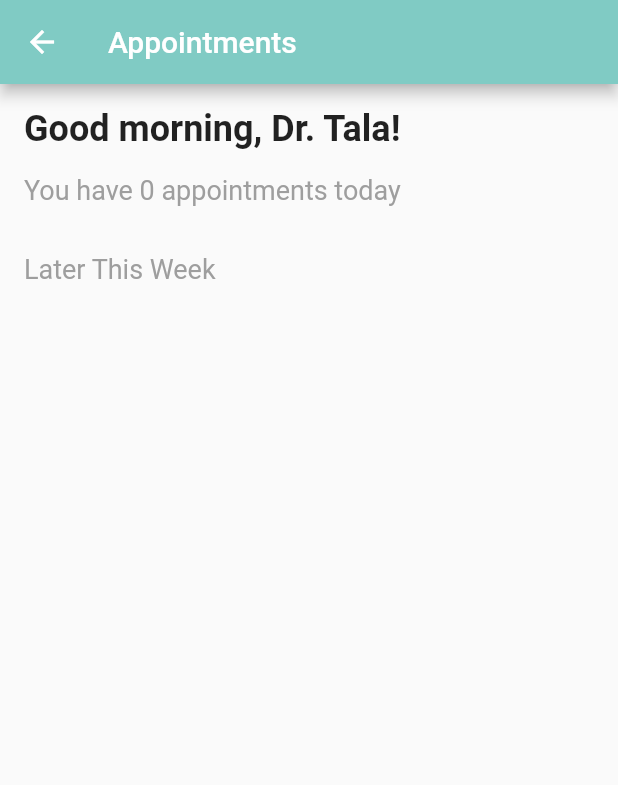
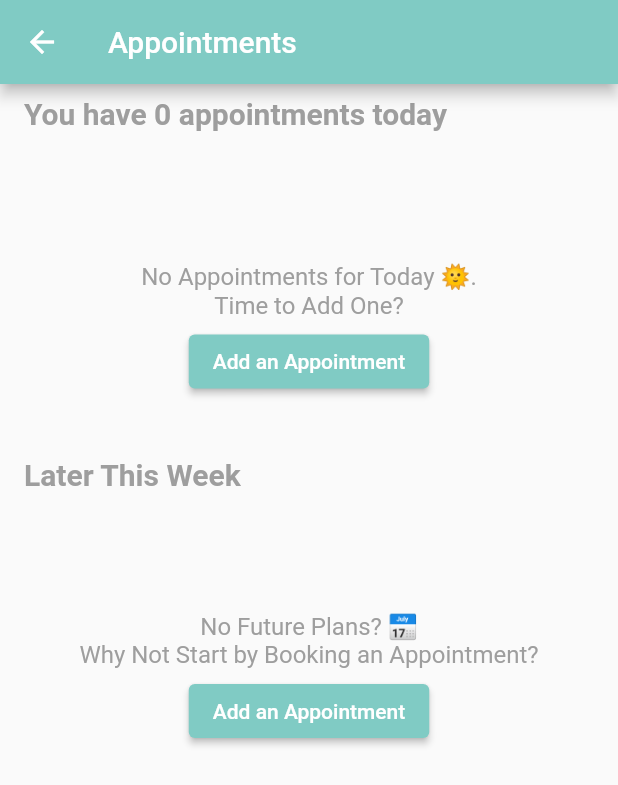
Before and after one commit to ahmedBassell/omnident, a Flutter app: the AppointmentsScreen screen opened directly, on a phone screen of 412 x 824 dp. Shown: the top 785 px of the screen. Run offline on Flutter 3.47's test engine with Material 2 defaults, Android fonts, the phone set to English and light mode, and no system bars; our stand-ins replace date_time_picker, dotted_border, drift, get_it, image_picker; missing offline and left inert: drift_dev; accounts and stored records are empty; generated files the repository leaves out were written again.

Commit message:
Appointments empty state

```diff
--- a/lib/appointments/screens/appointments_screen.dart
+++ b/lib/appointments/screens/appointments_screen.dart
@@ -5,6 +5,8 @@ import 'package:get_it/get_it.dart';
 import 'package:intl/intl.dart';
 import 'package:omni_dent/appointments/widgets/appointment_list_item.dart';
 import 'package:omni_dent/core/services/appointments_service.dart';
+import 'package:omni_dent/core/services/empty_states_service.dart';
+import 'package:omni_dent/core/widgets/appointment_creation_form.dart';
 
 class AppointmentsScreen extends StatefulWidget {
   final String doctorName = "Tala";
@@ -16,12 +18,15 @@ class AppointmentsScreen extends StatefulWidget {
 class _AppointmentsScreenState extends State<AppointmentsScreen> {
   AppointmentsService get _appointmentsService =>
       GetIt.I<AppointmentsService>();
+  EmptyStatesService get _emptyStatesService => GetIt.I<EmptyStatesService>();
   late List<AppointmentWithPatient> _todayAppointments = [];
   late List<AppointmentWithPatient> _laterThisWeekAppointments = [];
   late StreamSubscription<List<AppointmentWithPatient>>
       _todayAppointmentsSubscription;
   late StreamSubscription<List<AppointmentWithPatient>>
       _laterAppointmentsSubscription;
+  String _todayEmptyStateCopy = "";
+  String _weekEmptyStateCopy = "";
 
   @override
   void initState() {
@@ -38,6 +43,13 @@ class _AppointmentsScreenState extends State<AppointmentsScreen> {
       setState(() {
         _laterThisWeekAppointments = data;
       });
+    });
+
+    setState(() {
+      _todayEmptyStateCopy =
+          _emptyStatesService.generateTodayAppointmentsEmptyState();
+      _weekEmptyStateCopy =
+          _emptyStatesService.generateWeekAppointmentsEmptyState();
     });
   }
 
@@ -58,28 +70,31 @@ class _AppointmentsScreenState extends State<AppointmentsScreen> {
         child: Column(
           crossAxisAlignment: CrossAxisAlignment.start,
           children: [
-            Padding(
-              padding: const EdgeInsets.all(16.0),
-              child: Text(
-                'Good morning, Dr. ${widget.doctorName}!',
-                style: TextStyle(
-                  fontSize: 24.0,
-                  fontWeight: FontWeight.bold,
-                ),
-              ),
-            ),
+            // Padding(
+            //   padding: const EdgeInsets.all(16.0),
+            //   child: Text(
+            //     'Good morning, Dr. ${widget.doctorName}!',
+            //     style: TextStyle(
+            //       fontSize: 24.0,
+            //       fontWeight: FontWeight.bold,
+            //     ),
+            //   ),
+            // ),
+            SizedBox(height: 8.0),
             Padding(
               padding: const EdgeInsets.symmetric(horizontal: 16.0),
               child: Text(
                 'You have ${_todayAppointments.length} appointments today',
                 style: TextStyle(
-                  fontSize: 18.0,
+                  fontSize: 20.0,
+                  fontWeight: FontWeight.bold,
                   color: Colors.grey,
                 ),
               ),
             ),
             SizedBox(height: 8.0),
-            ListView.builder(
+            _todayAppointments.isNotEmpty
+                ? ListView.builder(
                     shrinkWrap: true,
                     physics: NeverScrollableScrollPhysics(),
                     itemCount: _todayAppointments.length,
@@ -89,6 +104,32 @@ class _AppointmentsScreenState extends State<AppointmentsScreen> {
                         index: index,
                       );
                     },
+                  )
+                : Column(
+                    children: [
+                      SizedBox(height: 64.0),
+                      Center(
+                        child: Padding(
+                          padding:
+                              const EdgeInsets.fromLTRB(16.0, 16.0, 16.0, 4.0),
+                          child: Text(
+                            _todayEmptyStateCopy,
+                            textAlign: TextAlign.center,
+                            style: TextStyle(
+                              fontSize: 16.0,
+                              color: Colors.grey,
+                            ),
+                          ),
+                        ),
+                      ),
+                      ElevatedButton(
+                        onPressed: () {
+                          _openAppointmentForm();
+                        },
+                        child: Text('Add an Appointment'),
+                      ),
+                      SizedBox(height: 16.0),
+                    ],
                   ),
             SizedBox(height: 24.0),
             Padding(
@@ -96,20 +137,22 @@ class _AppointmentsScreenState extends State<AppointmentsScreen> {
               child: Text(
                 'Later This Week',
                 style: TextStyle(
-                  fontSize: 18.0,
+                  fontSize: 20.0,
+                  fontWeight: FontWeight.bold,
                   color: Colors.grey,
                 ),
               ),
             ),
-            ListView.builder(
+            _laterThisWeekAppointments.isNotEmpty
+                ? ListView.builder(
                     shrinkWrap: true,
                     physics: NeverScrollableScrollPhysics(),
                     itemCount: _laterThisWeekAppointments.length,
                     itemBuilder: (context, index) {
                       final appointment =
                           _laterThisWeekAppointments[index].appointment;
-                final formattedDate =
-                    DateFormat('E, MMM d, y').format(appointment.dateTimeFrom);
+                      final formattedDate = DateFormat('E, MMM d, y')
+                          .format(appointment.dateTimeFrom);
                       if (index == 0 ||
                           appointment.dateTimeFrom.day !=
                               _laterThisWeekAppointments[index - 1]
@@ -127,7 +170,8 @@ class _AppointmentsScreenState extends State<AppointmentsScreen> {
                                     fontSize: 16.0,
                                     color: Colors.grey,
                                   ),
-                        )),
+                                ),
+                              ),
                             ),
                             AppointmentListItem(
                                 item: _laterThisWeekAppointments[index],
@@ -141,6 +185,32 @@ class _AppointmentsScreenState extends State<AppointmentsScreen> {
                         );
                       }
                     },
+                  )
+                : Column(
+                    children: [
+                      SizedBox(height: 64.0),
+                      Center(
+                        child: Padding(
+                          padding:
+                              const EdgeInsets.fromLTRB(16.0, 16.0, 16.0, 4.0),
+                          child: Text(
+                            _weekEmptyStateCopy,
+                            textAlign: TextAlign.center,
+                            style: TextStyle(
+                              fontSize: 16.0,
+                              color: Colors.grey,
+                            ),
+                          ),
+                        ),
+                      ),
+                      ElevatedButton(
+                        onPressed: () {
+                          _openAppointmentForm();
+                        },
+                        child: Text('Add an Appointment'),
+                      ),
+                      SizedBox(height: 16.0),
+                    ],
                   ),
             SizedBox(height: 24.0),
           ],
@@ -148,4 +218,19 @@ class _AppointmentsScreenState extends State<AppointmentsScreen> {
       ),
     );
   }
+
+  Future<void> _openAppointmentForm() {
+    return showModalBottomSheet(
+      context: context,
+      builder: (BuildContext context) {
+        return SingleChildScrollView(
+            padding: EdgeInsets.fromLTRB(
+                8.0, 8.0, 8.0, MediaQuery.of(context).viewInsets.bottom),
+            child: Column(
+                mainAxisAlignment: MainAxisAlignment.start,
+                mainAxisSize: MainAxisSize.min,
+                children: <Widget>[AppointmentCreationForm()]));
+      },
+    ).whenComplete(() {});
   }
+}
--- a/lib/core/services/empty_states_service.dart
+++ b/lib/core/services/empty_states_service.dart
@@ -7,9 +7,25 @@ class EmptyStatesService {
     "All tools are in place ... for now 😉"
   ];
 
-  List<String> patientssEmptyStateSentences = [
+  List<String> patientsEmptyStateSentences = [
     "All patients are keeping doctors away today! 🍏 \nAdd a patient to keep doctors busy! 😄",
     "Patients are as rare as doctors on vacation! 🏖️ \nAdd a patient to liven things up! 😁",
+  ];
+
+  List<String> todayAppointmentsEmptyStateSentences = [
+    "Today's Schedule is Clear 📅. \nBook an Appointment?",
+    "No Appointments for Today 🌞. \nTime to Add One?",
+    "Today's a Blank Canvas 🎨. \nAdd an Appointment to Color Your Day!",
+    "Clear Schedule, Full Potential! 💪 \nWhy Not Add an Appointment?"
+  ];
+
+  List<String> weekAppointmentsEmptyStateSentences = [
+    "Your Weekly Calendar awaiting Adventures 🌟. \nBegin with an Appointment!",
+    "No Future Plans? 📅 \nWhy Not Start by Booking an Appointment?",
+    "Missing Appointments This week ⌛. \nTime to Fill the Gaps!",
+    "This Week is like The Quiet Before the Storm 🌩️. \nMake It Thunder with an Appointment!",
+    "This Week's Schedule is as Empty as a Desert 🌵. \nSpice It Up with an Appointment!",
+    "Upcoming Appointments: Zero 📉. \nTime to Refill the Fun Meter!"
   ];
 
   String generateInstrumentsEmptyState() {
@@ -18,7 +34,17 @@ class EmptyStatesService {
   }
 
   String generatePatientsEmptyState() {
-    patientssEmptyStateSentences.shuffle();
-    return patientssEmptyStateSentences.first;
+    patientsEmptyStateSentences.shuffle();
+    return patientsEmptyStateSentences.first;
+  }
+
+  String generateTodayAppointmentsEmptyState() {
+    todayAppointmentsEmptyStateSentences.shuffle();
+    return todayAppointmentsEmptyStateSentences.first;
+  }
+
+  String generateWeekAppointmentsEmptyState() {
+    weekAppointmentsEmptyStateSentences.shuffle();
+    return weekAppointmentsEmptyStateSentences.first;
   }
 }
--- a/lib/core/services/patients_service.dart
+++ b/lib/core/services/patients_service.dart
@@ -102,6 +102,15 @@ class PatientsService {
       await (_db.appointments.delete()
             ..where((tbl) => tbl.patient.equals(patientId)))
           .go();
+      await (_db.sessionTeeth.delete()
+            ..where((tbl) => tbl.patient.equals(patientId)))
+          .go();
+      await (_db.sessionAttachments.delete()
+            ..where((tbl) => tbl.patient.equals(patientId)))
+          .go();
+      await (_db.sessions.delete()
+            ..where((tbl) => tbl.patient.equals(patientId)))
+          .go();
       await (_db.patients.delete()..where((tbl) => tbl.id.equals(patientId)))
           .go();
     }).onError((error, stackTrace) {
```
Lines whose indentation alone changed are shown as unchanged.
